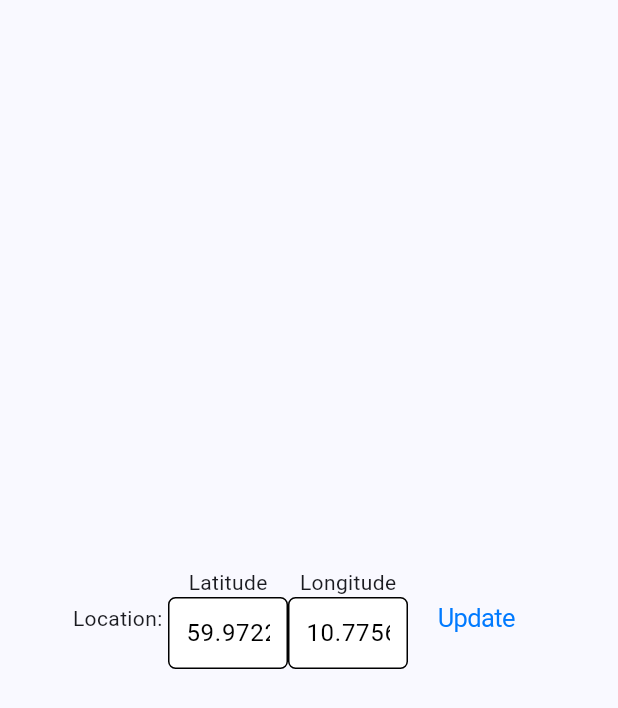
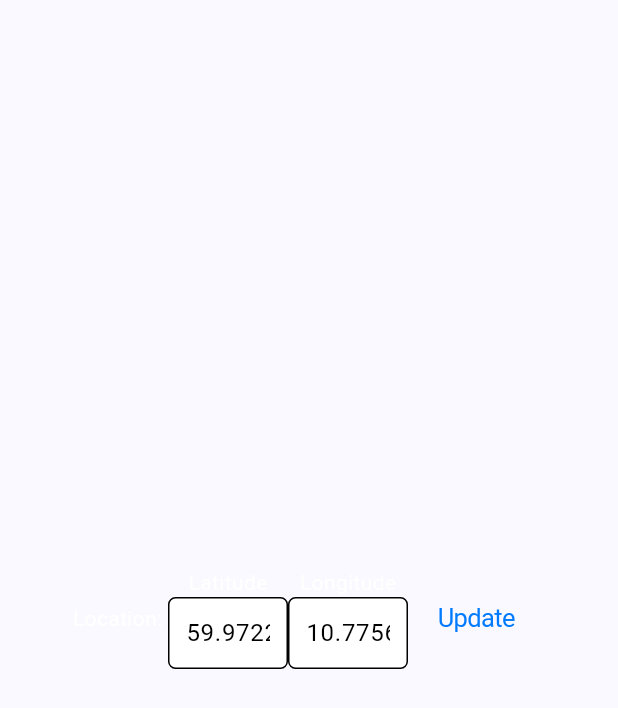
Before and after one commit to dingsboms/weather-blanket, a Flutter app: the LocationBox widget shown alone on an empty page, opened directly with empty values, on a phone screen of 412 x 824 dp. Shown: the top 708 px of the screen. Run offline on Flutter 3.47's test engine with Material 3 defaults, Android fonts, the phone set to English and light mode, and no system bars; our stand-ins replace cloud_firestore, cloud_functions, firebase_auth, firebase_core, flutter_colorpicker, flutter_dotenv and 2 more; accounts and stored records are empty.

Commit message:
update text in location box to white

```diff
--- a/lib/components/location/location_box.dart
+++ b/lib/components/location/location_box.dart
@@ -91,11 +91,17 @@ class _LocationBoxState extends State<LocationBox> {
       child: Row(
         mainAxisAlignment: MainAxisAlignment.center,
         children: [
-          const Text("Location: "),
+          const Text(
+            "Location: ",
+            style: TextStyle(color: CupertinoColors.white),
+          ),
           Column(
             mainAxisSize: MainAxisSize.min,
             children: [
-              const Text("Latitude"),
+              const Text(
+                "Latitude",
+                style: TextStyle(color: CupertinoColors.white),
+              ),
               LocationTextField(
                 isLatitude: true,
                 controller: lattitudeController,
@@ -105,7 +111,10 @@ class _LocationBoxState extends State<LocationBox> {
           Column(
             mainAxisSize: MainAxisSize.min,
             children: [
-              const Text("Longitude"),
+              const Text(
+                "Longitude",
+                style: TextStyle(color: CupertinoColors.white),
+              ),
               LocationTextField(
                 isLatitude: false,
                 controller: longitudeController,
```
